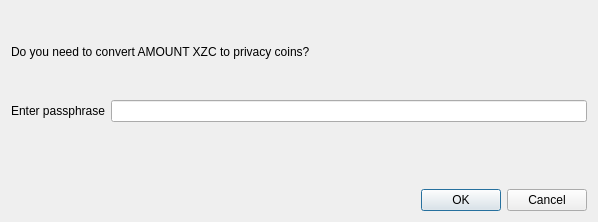
The window that src/qt/forms/automintdialog.ui (firoorg/firo) describes before a commit, drawn with Qt 5.
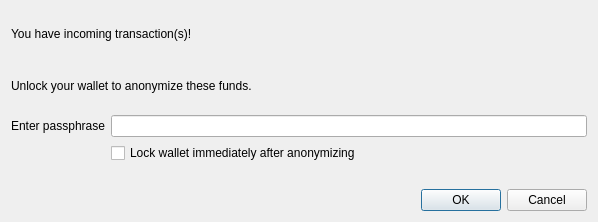
The same window after the commit.

Commit message: Update automint dialog

The edit to the form file:
```diff
--- a/src/qt/forms/automintdialog.ui
+++ b/src/qt/forms/automintdialog.ui
@@ -32,7 +32,7 @@
    <item>
     <widget class="QLabel" name="warningLabel">
      <property name="text">
-      <string notr="true">Do you need to convert AMOUNT XZC to privacy coins?</string>
+      <string notr="true">You have incoming transaction(s)!</string>
      </property>
      <property name="textFormat">
       <enum>Qt::RichText</enum>
@@ -42,6 +42,13 @@
      </property>
     </widget>
    </item>
+   <item>
+    <widget class="QLabel" name="lockWarningLabel">
+     <property name="text">
+      <string>Unlock your wallet to anonymize these funds.</string>
+     </property>
+    </widget>
+   </item>
    <item>
     <layout class="QFormLayout" name="formLayout">
      <property name="sizeConstraint">
@@ -64,7 +71,7 @@
        </property>
       </widget>
      </item>
-     <item row="1" column="1">
+     <item row="2" column="1">
       <widget class="QLabel" name="capsLabel">
        <property name="font">
         <font>
@@ -80,6 +87,13 @@
        </property>
       </widget>
      </item>
+     <item row="1" column="1">
+      <widget class="QCheckBox" name="lockCheckBox">
+       <property name="text">
+        <string>Lock wallet immediately after anonymizing</string>
+       </property>
+      </widget>
+     </item>
     </layout>
    </item>
    <item>
```
Left out of the diff: 2 changed lines with no effect on the pictures. The commit also changes 3 other files.
